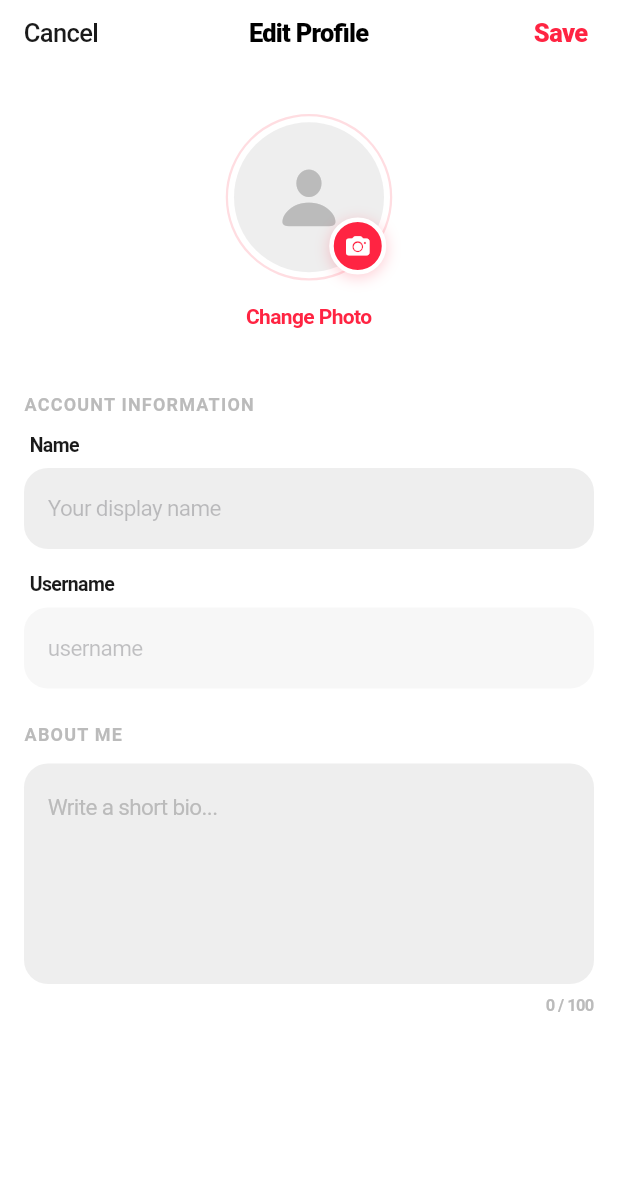
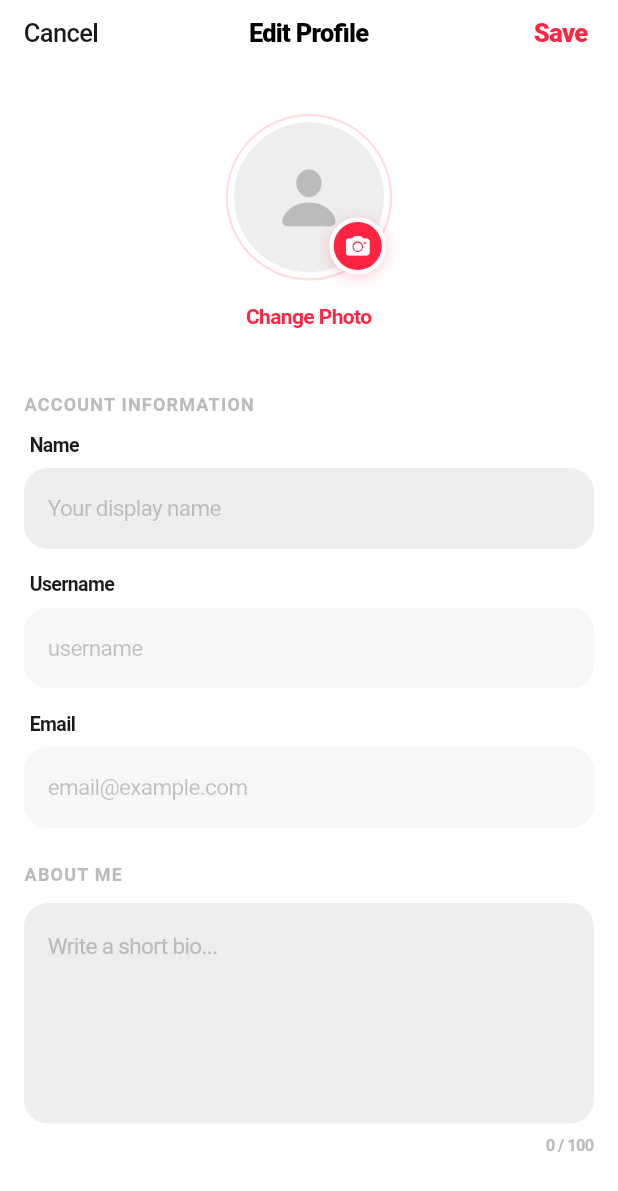
Before and after one commit to Cstan0824/Foodie, a Flutter app: the EditProfileScreen screen opened directly with empty values, on a phone screen of 412 x 824 dp. Shown: the top 1191 px of the screen. Run offline on Flutter 3.47's test engine with Material 3 defaults, Android fonts, the phone set to English and light mode, and no system bars; our stand-ins replace app_links, appinio_swiper, flutter_dotenv, image_picker, sensors_plus, share_plus and 3 more; accounts and stored records are empty.

Commit message:
feat: profile management updates

```diff
--- a/lib/features/profile/screens/edit_profile_screen.dart
+++ b/lib/features/profile/screens/edit_profile_screen.dart
@@ -5,7 +5,6 @@ import 'package:taste_spot/data/models/profile_model.dart';
 import 'package:taste_spot/data/repositories/profile_repository.dart';
 import 'package:taste_spot/core/services/account_service.dart';
 import 'dart:convert';
-import 'dart:typed_data';
 
 class EditProfileScreen extends StatefulWidget {
   final Profile profile;
@@ -18,6 +17,7 @@ class EditProfileScreen extends StatefulWidget {
 class _EditProfileScreenState extends State<EditProfileScreen> {
   late TextEditingController _nameController;
   late TextEditingController _usernameController;
+  late TextEditingController _emailController;
   late TextEditingController _bioController;
   String? _profileImageUrl;
   bool _isSaving = false;
@@ -27,6 +27,11 @@ class _EditProfileScreenState extends State<EditProfileScreen> {
     super.initState();
     _nameController = TextEditingController(text: widget.profile.name);
     _usernameController = TextEditingController(text: widget.profile.username ?? '');
+
+    // Fetch email from Supabase Auth
+    final currentUser = Supabase.instance.client.auth.currentUser;
+    _emailController = TextEditingController(text: currentUser?.email ?? '');
+
     _bioController = TextEditingController(text: widget.profile.bio ?? '');
     _loadProfileImage();
   }
@@ -47,6 +52,7 @@ class _EditProfileScreenState extends State<EditProfileScreen> {
   void dispose() {
     _nameController.dispose();
     _usernameController.dispose();
+    _emailController.dispose();
     _bioController.dispose();
     super.dispose();
   }
@@ -214,6 +220,13 @@ class _EditProfileScreenState extends State<EditProfileScreen> {
             readOnly: true,
             placeholder: 'username',
           ),
+          const SizedBox(height: 16),
+          _ModernEditField(
+            label: 'Email',
+            controller: _emailController,
+            readOnly: true,
+            placeholder: 'email@example.com',
+          ),
         ],
       ),
     );
```
Also changed, not shown: lib/features/auth/screens/forgot_password_screen.dart (+15 -31 lines), lib/features/auth/screens/signup_screen.dart (+7 -2 lines), lib/features/post/screens/post_detail_screen.dart (+13 -0 lines), lib/features/profile/screens/profile_screen.dart (+12 -3 lines).
